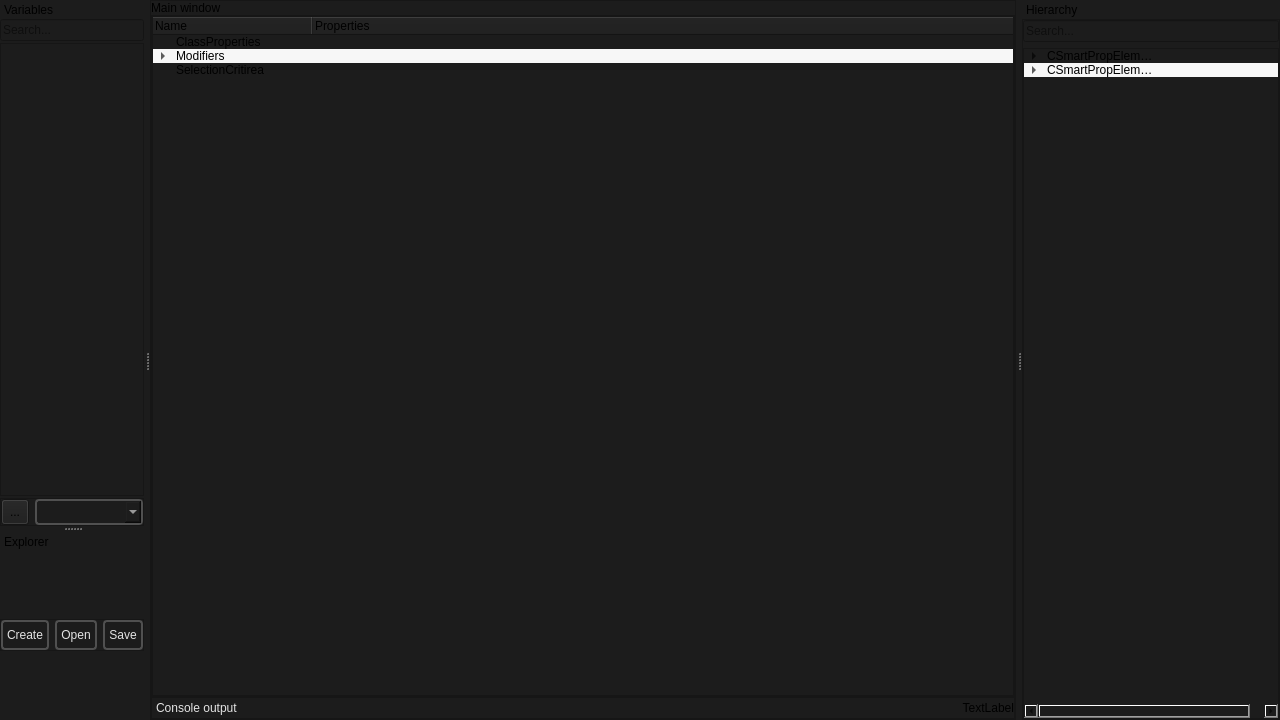
Qt form smartprop_editor/main.ui (dertwist/Hammer5Tools) before a commit.
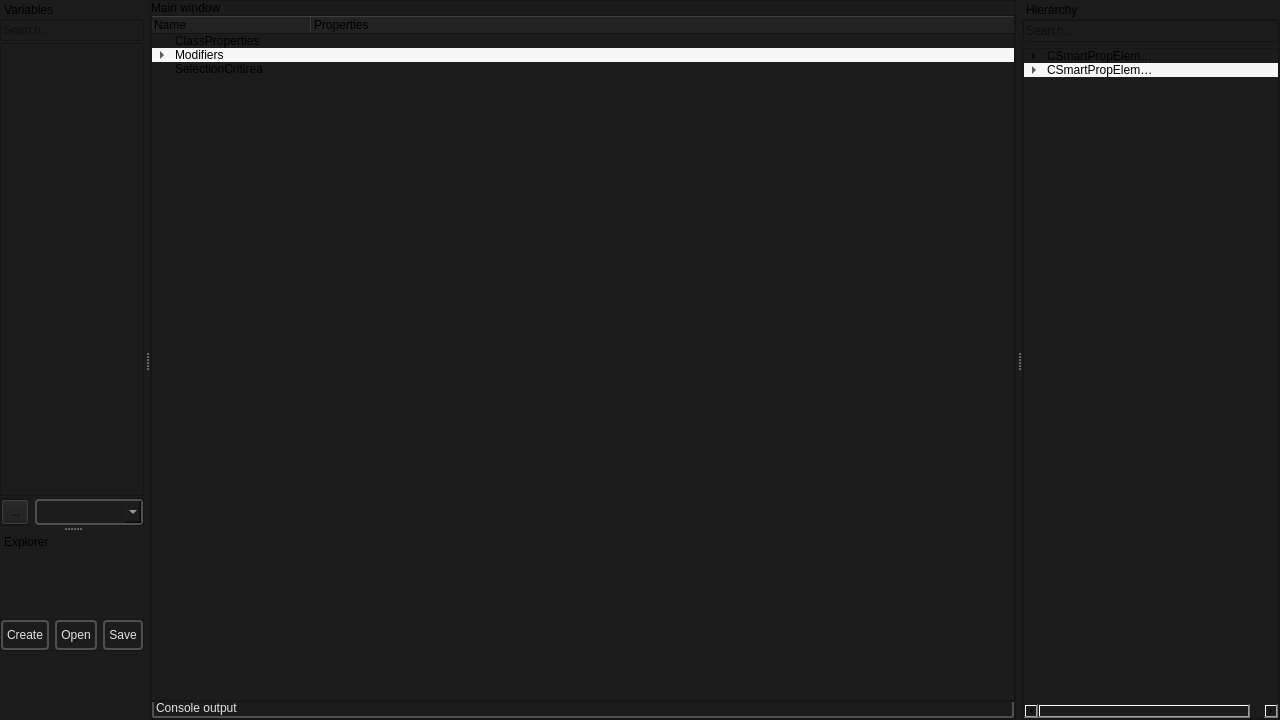
The same form after that commit. Icons and pictures are not drawn.

What changed in the file:
```diff
--- a/smartprop_editor/main.ui
+++ b/smartprop_editor/main.ui
@@ -74,6 +74,11 @@
        </item>
        <item>
         <widget class="QScrollArea" name="scrollArea">
+         <property name="styleSheet">
+          <string notr="true">QScrollArea {
+    border: 0px solid black;
+}</string>
+         </property>
          <property name="lineWidth">
           <number>0</number>
          </property>
@@ -88,10 +93,15 @@
            <rect>
             <x>0</x>
             <y>0</y>
-            <width>782</width>
-            <height>676</height>
+            <width>784</width>
+            <height>682</height>
            </rect>
           </property>
+          <property name="styleSheet">
+           <string notr="true">QWidget: {
+	border: 0px;
+}</string>
+          </property>
           <layout class="QVBoxLayout" name="verticalLayout_17">
            <property name="spacing">
             <number>0</number>
@@ -256,12 +266,15 @@
            <widget class="QLineEdit" name="status_bar">
             <property name="styleSheet">
              <string notr="true">QLineEdit {
-    border: 0px solid #CCCCCC;
+    border: 0px solid black;
+	border-bottom: 2px solid black;
+	border-left: 2px solid black;
+	border-right: 2px solid black;
     border-color: rgba(80, 80, 80, 255);
-    border-radius: 2px;
-    padding: 2px;
+    border-radius: 1px;
+	margin-top: -2px;
     color: #E3E3E3;
-background-color: #1C1C1C;
+	background-color: #1C1C1C;
 
 }
 </string>
@@ -274,16 +287,6 @@
             </property>
            </widget>
           </item>
-          <item>
-           <widget class="QLabel" name="version_label">
-            <property name="text">
-             <string>TextLabel</string>
-            </property>
-            <property name="alignment">
-             <set>Qt::AlignRight|Qt::AlignTrailing|Qt::AlignVCenter</set>
-            </property>
-           </widget>
-          </item>
          </layout>
         </widget>
        </item>
```
